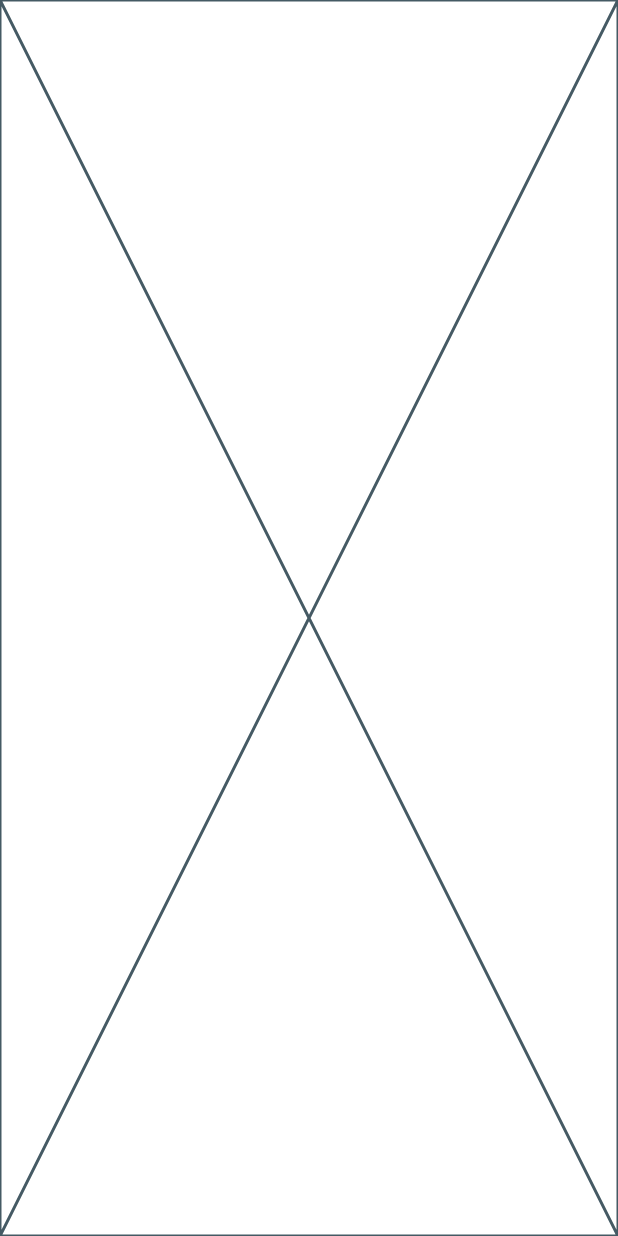
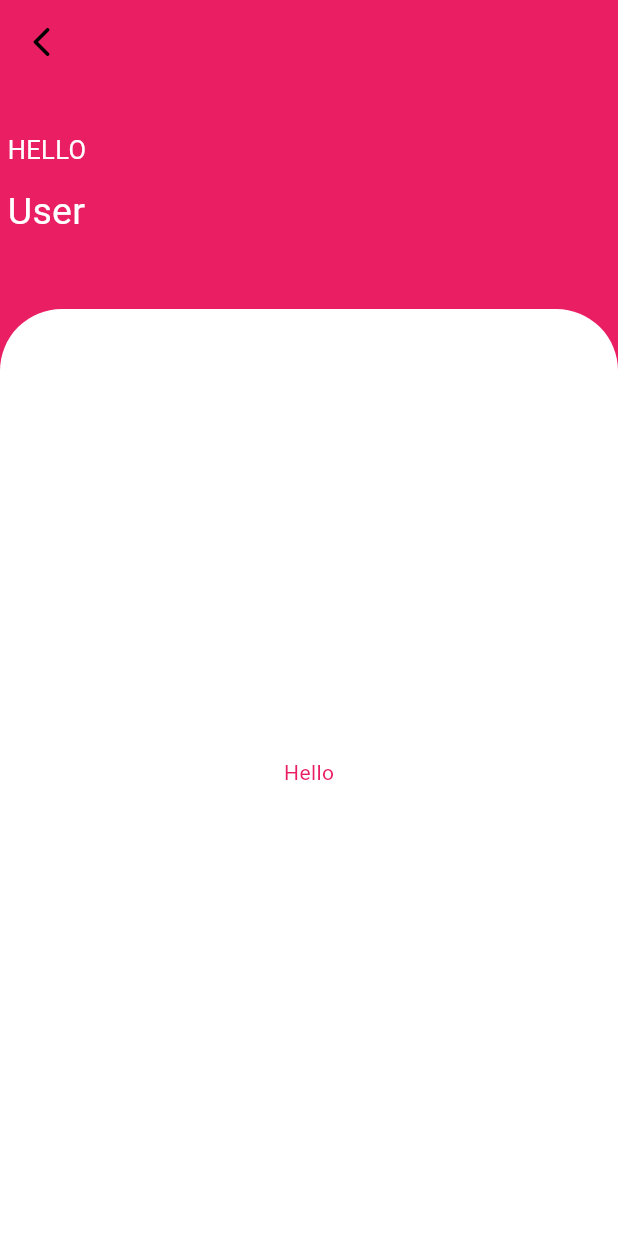
Before and after one commit to JotaDouglas/teste_mobile, a Flutter app: the screen it shows after launch, after a tap on "LOGIN", on a phone screen of 412 x 824 dp. Run offline on Flutter 3.47's test engine with Material 3 defaults, Android fonts, the phone set to English and light mode, and no system bars.

Commit message:
feat: base screen

```diff
--- a/lib/views/home.view.dart
+++ b/lib/views/home.view.dart
@@ -1,10 +1,56 @@
 import 'package:flutter/material.dart';
 
-class HomePage extends StatelessWidget {
+class HomePage extends StatefulWidget {
   const HomePage({super.key});
 
   @override
+  State<HomePage> createState() => _HomePageState();
+}
+
+class _HomePageState extends State<HomePage> {
+  goBack(){
+    Navigator.of(context).pop();
+  }
+  @override
+
   Widget build(BuildContext context) {
-    return const Placeholder();
+    final screen = MediaQuery.of(context).size;
+    final _radio = screen.width * 0.1;
+    return Scaffold(
+      appBar: AppBar(
+        leading: IconButton(onPressed: (){}, icon: const Icon(Icons.arrow_back_ios_rounded)),
+      ),
+      body: Column(
+        mainAxisAlignment: MainAxisAlignment.end,
+        children: [
+           Padding(
+             padding: const EdgeInsets.only(left: 5),
+             child: Container(
+              width: screen.width,
+              height: screen.height * 0.1,
+              child: const Column(
+                crossAxisAlignment: CrossAxisAlignment.start,
+                mainAxisAlignment: MainAxisAlignment.spaceAround,
+                children: [
+                  Text("HELLO", style: TextStyle(color: Colors.white, fontSize: 17),),
+                  Text("User", style: TextStyle(color: Colors.white, fontSize: 25),),
+                ],
+              ),
+                       ),
+           ),
+          SizedBox(height: screen.height * 0.05,),
+          Container(
+            height: screen.height * 0.75,
+            width: screen.width,
+            child: Center(child: Text("Hello")),
+            decoration: BoxDecoration(
+                borderRadius: BorderRadius.only(
+                    topLeft: Radius.circular(_radio),
+                    topRight: Radius.circular(_radio)),
+                    color: Colors.white,),
+          )
+        ],
+      ),
+    );
   }
 }
```
